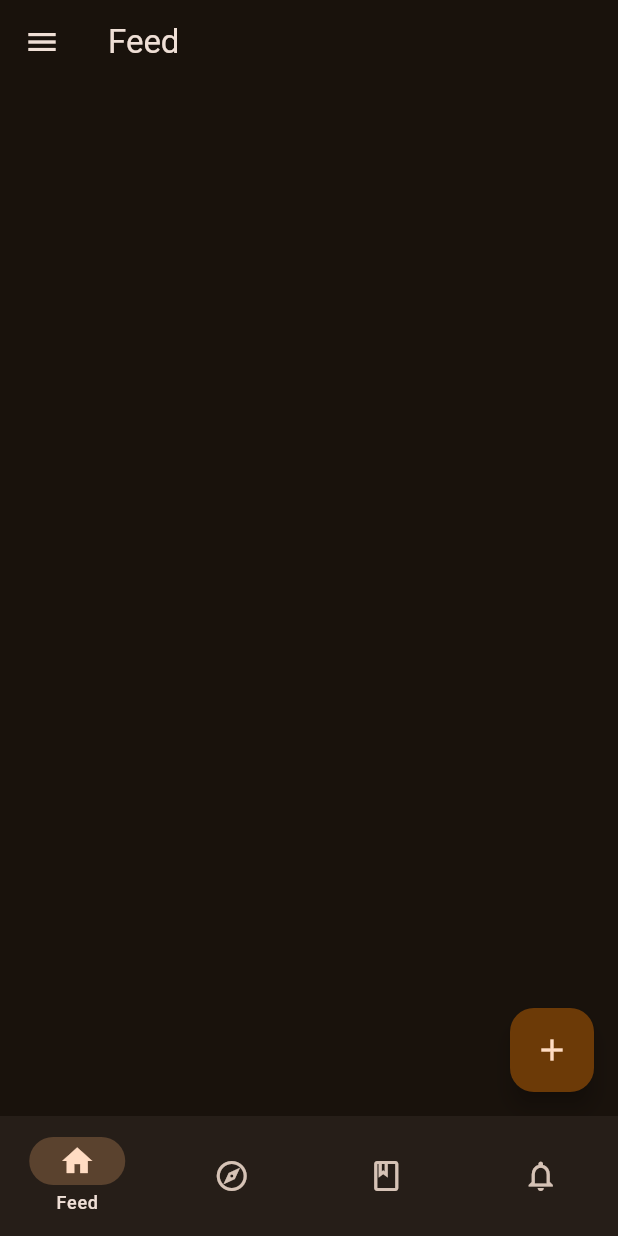
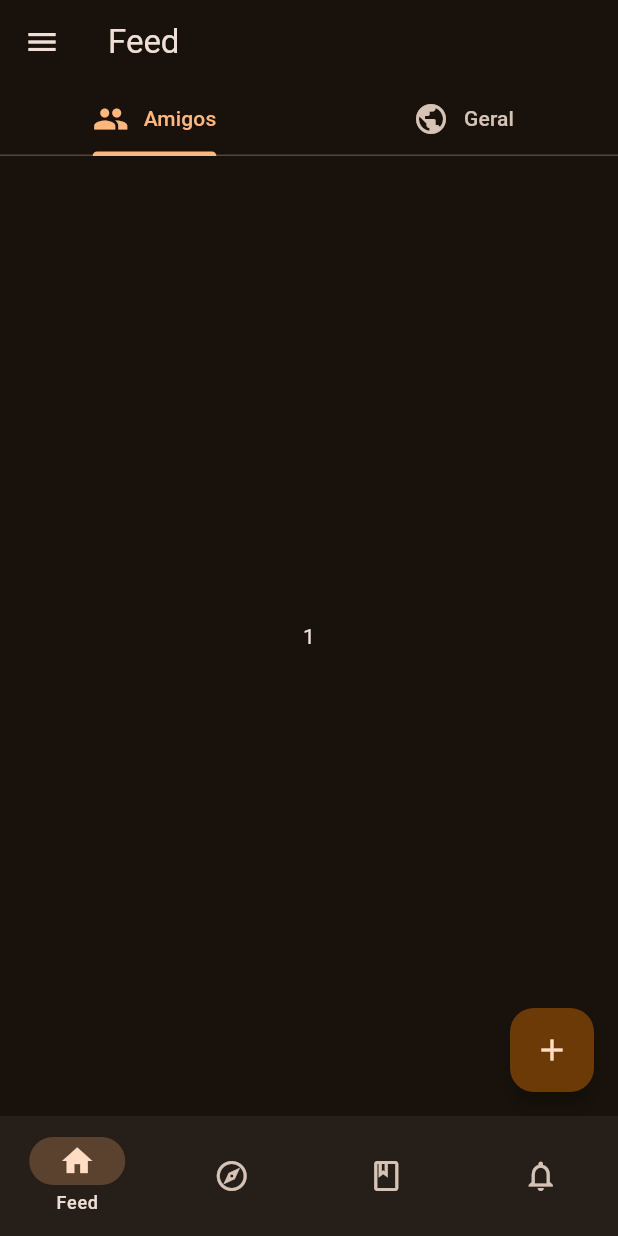
Before and after one commit to mayhmemo/cultbase, a Flutter app: the screen it shows after launch, on a phone screen of 412 x 824 dp. Run offline on Flutter 3.47's test engine with Material 2 defaults, Android fonts, the phone set to English and light mode, and no system bars.

Commit message:
feat: tabs menu inside feed page

```diff
--- a/lib/pages/feed_page.dart
+++ b/lib/pages/feed_page.dart
@@ -1,25 +1,80 @@
 import 'package:cultbase/pages/components/side_bar.dart';
+import 'package:cultbase/pages/subpages/feed_friends.dart';
+import 'package:cultbase/pages/subpages/feed_public.dart';
 import 'package:flutter/material.dart';
 
 class FeedPage extends StatefulWidget {
-  const FeedPage({super.key});
+  const FeedPage({Key? key}) : super(key: key);
 
   @override
   State<FeedPage> createState() => _FeedPageState();
 }
 
-class _FeedPageState extends State<FeedPage> {
+class _FeedPageState extends State<FeedPage>
+    with SingleTickerProviderStateMixin {
+  late TabController _tabController;
+
+  @override
+  void initState() {
+    super.initState();
+    _tabController = TabController(
+      initialIndex: 0,
+      length: 2,
+      vsync: this,
+    );
+  }
+
+  @override
+  void dispose() {
+    _tabController.dispose();
+    super.dispose();
+  }
+
+  final List<Widget> _tabs = [
+    const FeedFriendsPage(),
+    const FeedPublicPage(),
+  ];
+
   @override
   Widget build(BuildContext context) {
     return Scaffold(
       appBar: AppBar(
         title: const Text('Feed'),
+        bottom: TabBar(
+          controller: _tabController,
+          tabs: const <Widget>[
+            Tab(
+              child: Row(
+                mainAxisSize: MainAxisSize.min,
+                children: [
+                  Icon(Icons.people),
+                  SizedBox(width: 10),
+                  Text('Amigos'),
+                ],
+              ),
+            ),
+            Tab(
+              child: Row(
+                mainAxisSize: MainAxisSize.min,
+                children: [
+                  Icon(Icons.public),
+                  SizedBox(width: 10),
+                  Text('Geral'),
+                ],
+              ),
+            ),
+          ],
+        ),
       ),
       drawer: const SideBar(),
       floatingActionButton: FloatingActionButton(
         child: const Icon(Icons.add),
         onPressed: () => (),
       ),
+      body: TabBarView(
+        controller: _tabController,
+        children: _tabs,
+      ),
     );
   }
 }
--- /dev/null
+++ b/lib/pages/subpages/feed_friends.dart
@@ -0,0 +1,19 @@
+import 'package:flutter/material.dart';
+
+class FeedFriendsPage extends StatefulWidget {
+  const FeedFriendsPage({super.key});
+
+  @override
+  State<FeedFriendsPage> createState() => _FeedFriendsPageState();
+}
+
+class _FeedFriendsPageState extends State<FeedFriendsPage> {
+  @override
+  Widget build(BuildContext context) {
+    return const Scaffold(
+      body: Center(
+        child: Text('1'),
+      ),
+    );
+  }
+}
--- /dev/null
+++ b/lib/pages/subpages/feed_public.dart
@@ -0,0 +1,19 @@
+import 'package:flutter/material.dart';
+
+class FeedPublicPage extends StatefulWidget {
+  const FeedPublicPage({super.key});
+
+  @override
+  State<FeedPublicPage> createState() => _FeedPublicPageState();
+}
+
+class _FeedPublicPageState extends State<FeedPublicPage> {
+  @override
+  Widget build(BuildContext context) {
+    return const Scaffold(
+      body: Center(
+        child: Text('2'),
+      ),
+    );
+  }
+}
```
